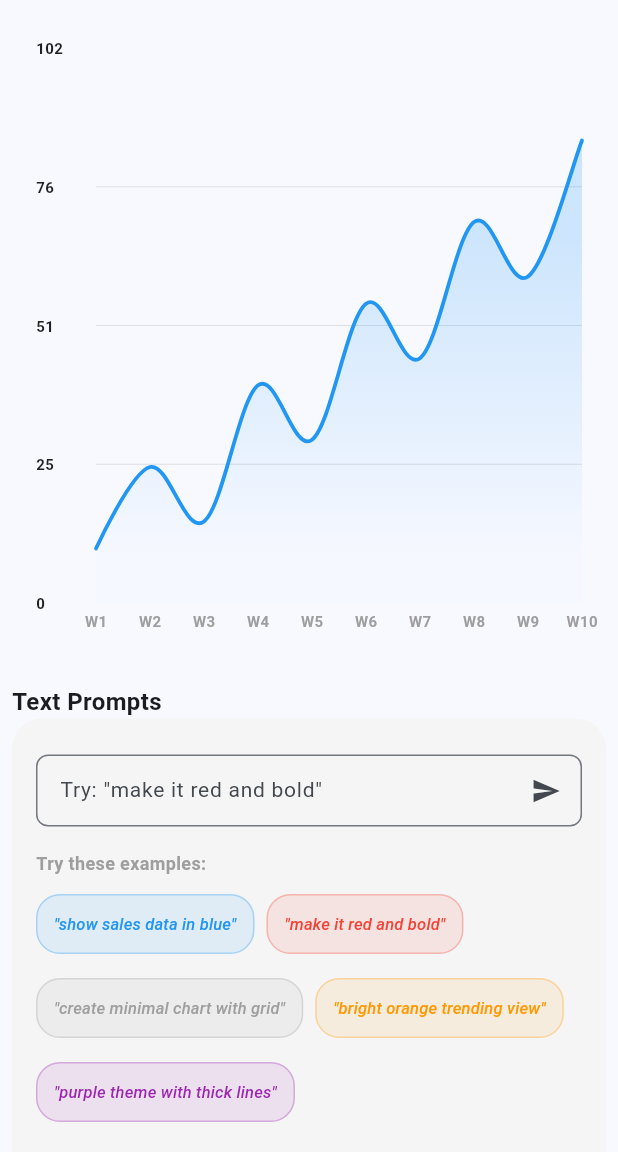
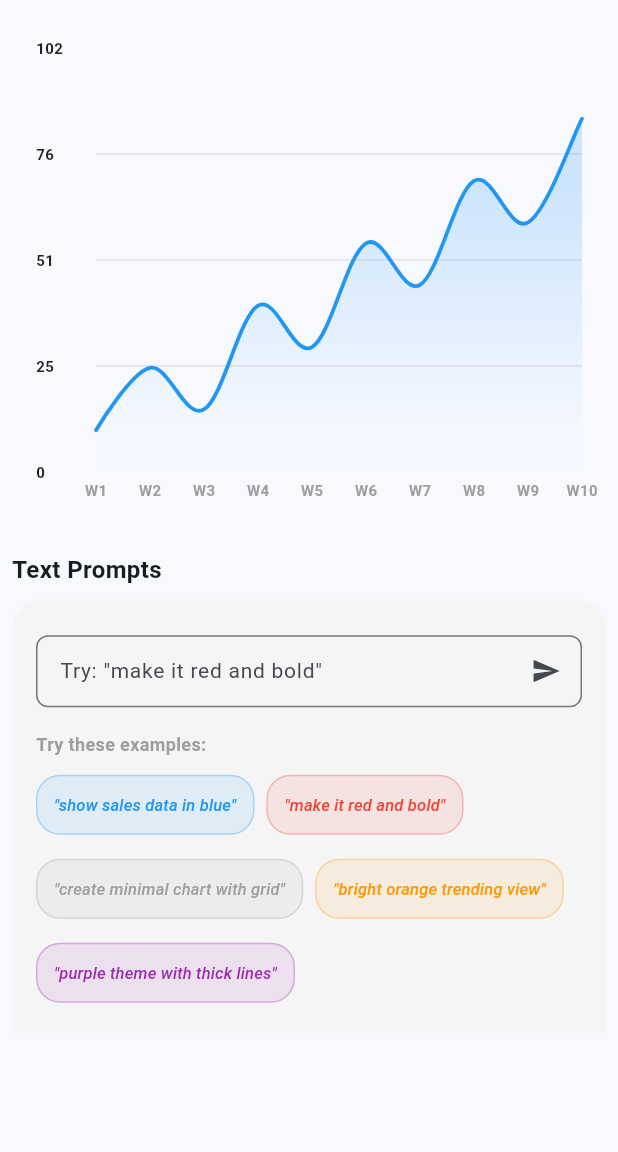
Before and after one commit to ThallesVicenzo/customizable_chart, a Flutter app: the screen it shows after launch, on a phone screen of 412 x 824 dp, the part 84-1236 px from its top. Run offline on Flutter 3.47's test engine with Material 3 defaults, Android fonts, the phone set to English and light mode, and no system bars; drawn by our look-alikes of fl_chart; our stand-ins replace dio, equatable, flutter_dotenv, get_it; generated files the repository leaves out were written again; statements that could not run were skipped.

Commit message:
refactor: improve layout and structure of ChartPage; adjust constraints and reintroduce dispose method

```diff
--- a/lib/view/chart_page.dart
+++ b/lib/view/chart_page.dart
@@ -21,12 +21,6 @@ class _ChartPageState extends State<ChartPage> {
     super.initState();
     _viewModel = sl<ChartViewModel>();
     _localizations = sl<GlobalAppLocalizations>().current;
-  }
-
-  @override
-  void dispose() {
-    _viewModel.dispose();
-    super.dispose();
   }
 
   @override
@@ -55,8 +49,11 @@ class _ChartPageState extends State<ChartPage> {
             crossAxisAlignment: CrossAxisAlignment.start,
             children: [
               Expanded(
-                flex: 1,
-                child: Padding(
+                child: Container(
+                  constraints: const BoxConstraints(
+                    minHeight: 180,
+                    maxHeight: 300,
+                  ),
                   padding: const EdgeInsets.symmetric(vertical: 16),
                   child: AnimatedBuilder(
                     animation: _viewModel,
@@ -66,18 +63,28 @@ class _ChartPageState extends State<ChartPage> {
                   ),
                 ),
               ),
-              Text(
-                _localizations.textPrompts,
-                style: const TextStyle(
-                  fontSize: 16,
-                  fontWeight: FontWeight.bold,
+              Padding(
+                padding: const EdgeInsets.only(bottom: 8),
+                child: Text(
+                  _localizations.textPrompts,
+                  style: const TextStyle(
+                    fontSize: 16,
+                    fontWeight: FontWeight.bold,
+                  ),
                 ),
               ),
-              PromptSection(viewModel: _viewModel),
+              Flexible(child: PromptSection(viewModel: _viewModel)),
             ],
           ),
         ),
       ),
+      resizeToAvoidBottomInset: true,
     );
   }
+
+  @override
+  void dispose() {
+    _viewModel.dispose();
+    super.dispose();
+  }
 }
```
